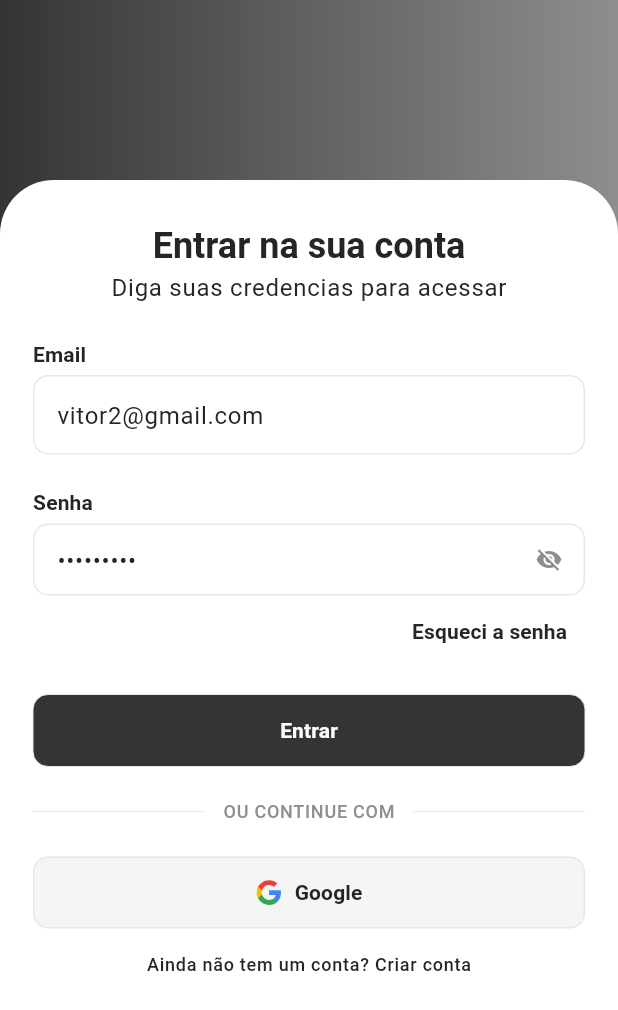
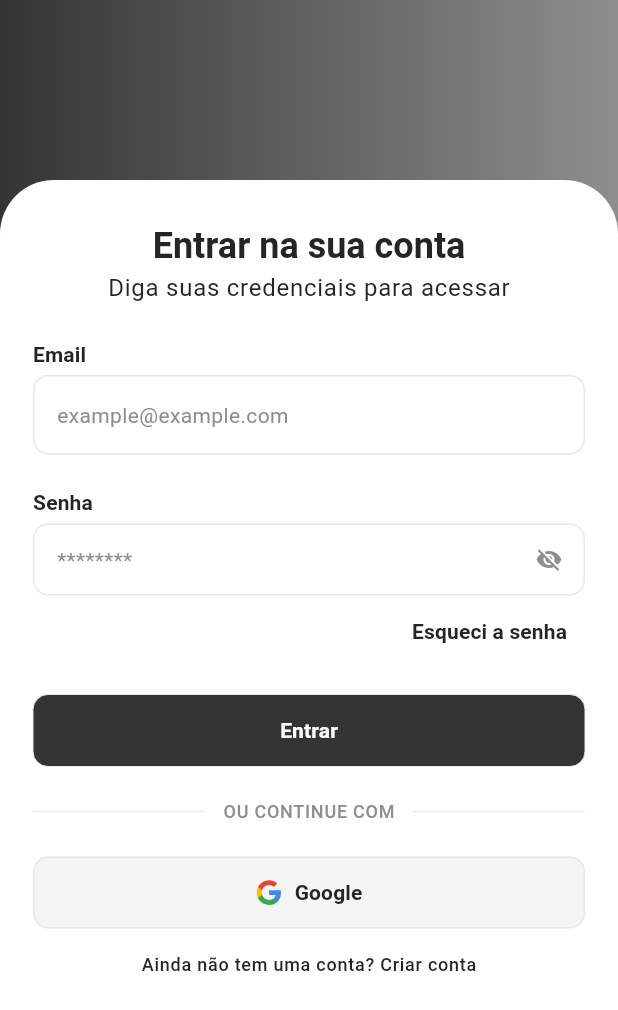
Before and after one commit to VitorMendonca62/scalable-e-commerce-app, a Flutter app: the screen it shows after launch, on a phone screen of 412 x 824 dp. Shown: the top 1010 px of the screen. Run offline on Flutter 3.47's test engine with Material 3 defaults, Android fonts, the phone set to English and light mode, and no system bars; our stand-ins replace bloc, dio, flutter_bloc, flutter_secure_storage, flutter_svg, form_validator and 2 more; Roboto replaces fonts that are missing (Montserrat).

Commit message:
fix-#6: resolve copilot review

```diff
--- a/lib/modules/auth/presentation/pages/login_page.dart
+++ b/lib/modules/auth/presentation/pages/login_page.dart
@@ -17,12 +17,8 @@ class LoginPage extends StatefulWidget {
 }
 
 class _LoginPageState extends State<LoginPage> {
-  final TextEditingController emailController = TextEditingController(
-    text: 'vitor2@gmail.com',
-  );
-  final TextEditingController passwordController = TextEditingController(
-    text: "@Vh123456",
-  );
+  final TextEditingController emailController = TextEditingController();
+  final TextEditingController passwordController = TextEditingController();
 
   final FocusNode _emailFocusNode = FocusNode();
   final FocusNode _passwordFocusNode = FocusNode();
@@ -33,6 +29,8 @@ class _LoginPageState extends State<LoginPage> {
   void dispose() {
     _emailFocusNode.dispose();
     _passwordFocusNode.dispose();
+    emailController.dispose();
+    passwordController.dispose();
     super.dispose();
   }
 
@@ -114,7 +112,7 @@ class _LoginPageState extends State<LoginPage> {
                             ),
                           ),
                           Text(
-                            "Diga suas credencias para acessar",
+                            "Diga suas credenciais para acessar",
                             style: AppTypography.bodyLarge.copyWith(
                               color: colorScheme.onSurface,
                             ),
@@ -270,7 +268,7 @@ class _LoginPageState extends State<LoginPage> {
                               mainAxisAlignment: MainAxisAlignment.center,
                               children: [
                                 Text(
-                                  "Ainda não tem um conta? ",
+                                  "Ainda não tem uma conta? ",
                                   style: AppTypography.labelMedium.copyWith(
                                     color: colorScheme.onSurface,
                                   ),
--- a/lib/shared/widgets/form_button.dart
+++ b/lib/shared/widgets/form_button.dart
@@ -44,9 +44,9 @@ class FormButton extends StatelessWidget {
         ),
       ),
       child: isLoading
-          ? labelWidget
+          ? (labelWidget ?? const SizedBox.shrink())
           : Text(
-              labelString!,
+              labelString ?? '',
               style: AppTypography.labelLarge.copyWith(
                 color: colorScheme.onPrimary,
               ),
```
Also changed, not shown: lib/modules/auth/infrastructure/datasources/login_remote_datasource.dart (+11 -6 lines), lib/modules/auth/infrastructure/repositories/auth_repository_impl.dart (+10 -4 lines), 1 other file.
